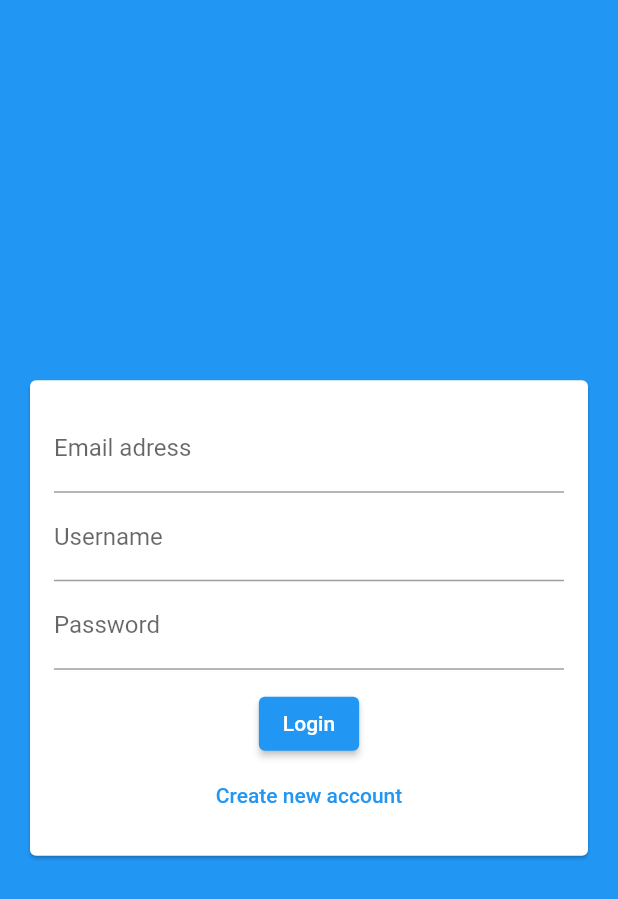
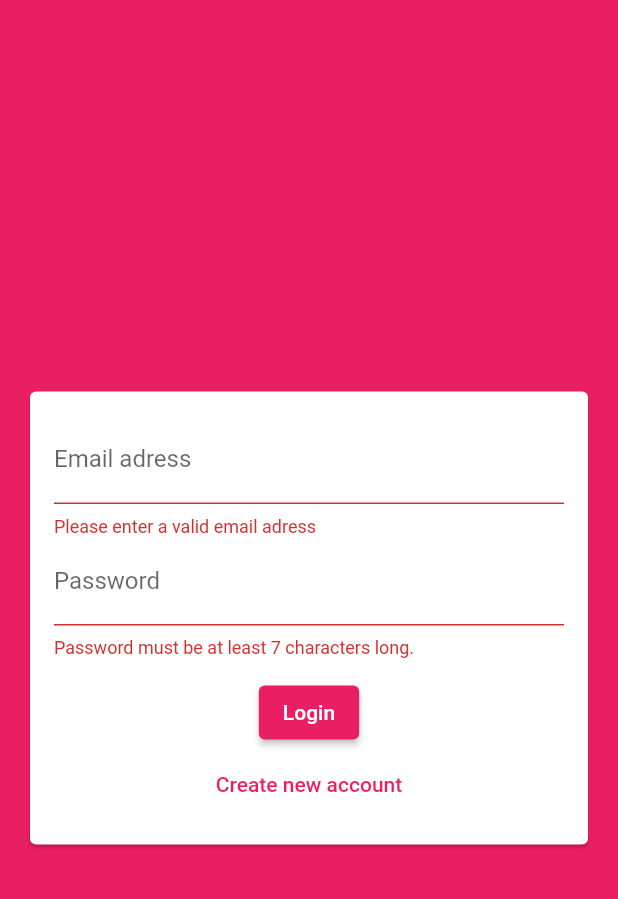
Before and after one commit to imGtheCoder/chat-app, a Flutter app: the screen it shows after launch, after a tap on "Login", on a phone screen of 412 x 824 dp. Shown: the top 899 px of the screen. Run offline on Flutter 3.47's test engine with Material 2 defaults, Android fonts, the phone set to English and light mode, and no system bars; our stand-ins replace cloud_firestore, firebase_auth; accounts and stored records are empty.

Commit message:
creating users using Firebase auth sdk

```diff
--- a/lib/main.dart
+++ b/lib/main.dart
@@ -15,9 +15,17 @@ class MyApp extends StatelessWidget {
     return MaterialApp(
       title: 'Flutter Demo',
       theme: ThemeData(
-
-        primarySwatch: Colors.blue,
-      ),
+          primarySwatch: Colors.pink,
+          backgroundColor: Colors.pink,
+          accentColor: Colors.deepPurple,
+          accentColorBrightness: Brightness.dark,
+          buttonTheme: ButtonTheme.of(context).copyWith(
+            buttonColor: Colors.pink,
+            textTheme: ButtonTextTheme.primary,
+            shape: RoundedRectangleBorder(
+              borderRadius: BorderRadius.circular(20),
+            ),
+          )),
       home: AuthScreen(),
     );
   }
--- a/lib/screens/auth_screen.dart
+++ b/lib/screens/auth_screen.dart
@@ -1,19 +1,56 @@
 import 'package:chat_app_v2/widgets/auth/auth_form.dart';
 import 'package:flutter/material.dart';
+import 'package:firebase_auth/firebase_auth.dart';
+import 'package:flutter/services.dart';
 
 class AuthScreen extends StatefulWidget {
-  const AuthScreen({Key key}) : super(key: key);
+  //const AuthScreen({Key key}) : super(key: key);
 
   @override
   State<AuthScreen> createState() => _AuthScreenState();
 }
 
 class _AuthScreenState extends State<AuthScreen> {
+  final _auth = FirebaseAuth.instance;
+
+  void _submitAuthForm(
+    String email,
+    String password,
+    String username,
+    bool isLogin,
+    BuildContext ctx,
+  ) async {
+    AuthResult authResult;
+
+    try {
+      if (isLogin) {
+        authResult = await _auth.signInWithEmailAndPassword(
+            email: email, password: password);
+      } else {
+        authResult = await _auth.createUserWithEmailAndPassword(
+            email: email, password: password);
+      }
+    } on PlatformException catch (error) {
+      var message = 'An error occured, please check your credentials';
+
+      if (error.message != null) {
+        message = error.message;
+      }
+      ScaffoldMessenger.of(ctx).hideCurrentSnackBar();
+      ScaffoldMessenger.of(ctx).showSnackBar(SnackBar(
+        content: Text(message),
+        backgroundColor: Theme.of(ctx).errorColor,
+      ));
+    } catch (error) {
+      print(error);
+    }
+  }
+
   @override
   Widget build(BuildContext context) {
     return Scaffold(
       backgroundColor: Theme.of(context).primaryColor,
-      body: AuthForm(),
+      body: AuthForm(_submitAuthForm),
     );
   }
 }
--- a/lib/widgets/auth/auth_form.dart
+++ b/lib/widgets/auth/auth_form.dart
@@ -1,13 +1,44 @@
 import 'package:flutter/material.dart';
 
 class AuthForm extends StatefulWidget {
-  const AuthForm({Key key}) : super(key: key);
+  //const AuthForm({Key key}) : super(key: key);
+  final void Function(
+    String email,
+    String password,
+    String username,
+    bool isLogin,
+    BuildContext ctx,
+  ) submitFn;
+
+  AuthForm(this.submitFn);
 
   @override
   State<AuthForm> createState() => _AuthFormState();
 }
 
 class _AuthFormState extends State<AuthForm> {
+  final _formKey = GlobalKey<FormState>();
+  var _isLogin = true;
+  var _userEmail = '';
+  var _userName = '';
+  var _userPassword = '';
+
+  void _trySubmit() {
+    final isValid = _formKey.currentState
+        .validate(); // triggers all validators and returns a boolean
+    FocusScope.of(context).unfocus();
+    if (isValid) {
+      _formKey.currentState.save(); // triggers the onSaved prop
+      widget.submitFn(
+        _userEmail.trim(),
+        _userPassword.trim(),
+        _userName.trim(),
+        _isLogin,
+        context,
+      );
+    }
+  }
+
   @override
   Widget build(BuildContext context) {
     return Center(
@@ -17,25 +48,67 @@ class _AuthFormState extends State<AuthForm> {
         child: Padding(
           padding: EdgeInsets.all(16),
           child: Form(
+            key: _formKey,
             child: Column(mainAxisSize: MainAxisSize.min, children: [
               TextFormField(
+                key: ValueKey('email'),
+                validator: (value) {
+                  if (value.isEmpty || !value.contains('@')) {
+                    return 'Please enter a valid email adress';
+                  }
+                  return null;
+                },
                 keyboardType: TextInputType.emailAddress,
                 decoration: InputDecoration(
                   labelText: 'Email adress',
                 ),
+                onSaved: (newValue) {
+                  _userEmail = newValue;
+                },
               ),
+              if (!_isLogin)
+                TextFormField(
+                  key: ValueKey('username'),
+                  validator: (value) {
+                    if (value.isEmpty) {
+                      return 'Please enter a valid username';
+                    }
+                    return null;
+                  },
+                  decoration: InputDecoration(labelText: 'Username'),
+                  onSaved: (newValue) {
+                    _userName = newValue;
+                  },
+                ),
               TextFormField(
-                decoration: InputDecoration(labelText: 'Username'),
-              ),
-              TextFormField(
+                key: ValueKey('password'),
+                validator: (value) {
+                  if (value.isEmpty || value.length < 7) {
+                    return 'Password must be at least 7 characters long.';
+                  }
+                  return null;
+                },
                 obscureText: true,
                 decoration: InputDecoration(labelText: 'Password'),
+                onSaved: (newValue) {
+                  _userPassword = newValue;
+                },
               ),
               SizedBox(
                 height: 12,
               ),
-              ElevatedButton(onPressed: () {}, child: Text('Login')),
-              TextButton(onPressed: () {}, child: Text('Create new account')),
+              ElevatedButton(
+                  onPressed: _trySubmit,
+                  child: Text(_isLogin ? 'Login' : 'Signup')),
+              TextButton(
+                  onPressed: () {
+                    setState(() {
+                      _isLogin = !_isLogin;
+                    });
+                  },
+                  child: Text(_isLogin
+                      ? 'Create new account'
+                      : 'I already have an account')),
             ]),
           ),
         ),
--- a/pubspec.yaml
+++ b/pubspec.yaml
@@ -20,7 +20,7 @@ publish_to: 'none' # Remove this line if you wish to publish to pub.dev
 version: 1.0.0+1
 
 environment:
-  sdk: '>=2.1.0 <3.0.0'
+  sdk: '>=2.3.0 <3.0.0'
 
 # Dependencies specify other packages that your package needs in order to work.
 # To automatically upgrade your package dependencies to the latest versions
@@ -37,6 +37,7 @@ dependencies:
   # Use with the CupertinoIcons class for iOS style icons.
   cupertino_icons: ^1.0.2
   cloud_firestore: ^0.13.5
+  firebase_auth: ^0.16.1
 
 dev_dependencies:
   flutter_test:
```
Also changed, not shown: pubspec.lock, 1 other file.
